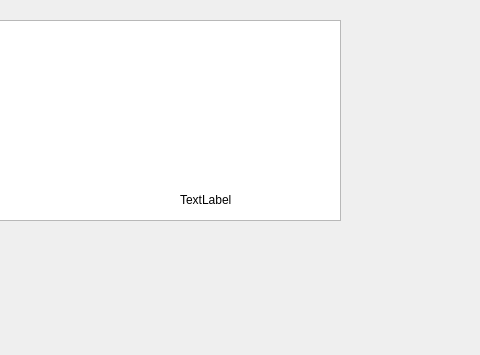
Before: the Qt Designer form Lab06/Ejercicios Propuestos/Ejercicio1/mainwindow.ui in JBenjamin01/to-25b, drawn with Qt 5; both pictures show x 190 to 670 and y 0 to 355 of the 800 by 600 pixel window.
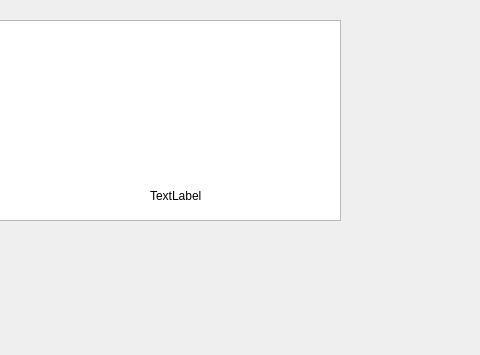
After: the same form once the commit is applied.

```diff
--- a/Lab06/Ejercicios Propuestos/Ejercicio1/mainwindow.ui
+++ b/Lab06/Ejercicios Propuestos/Ejercicio1/mainwindow.ui
@@ -27,10 +27,10 @@
    <widget class="QLabel" name="labelColor">
     <property name="geometry">
      <rect>
-      <x>370</x>
-      <y>190</y>
-      <width>151</width>
-      <height>20</height>
+      <x>340</x>
+      <y>180</y>
+      <width>181</width>
+      <height>31</height>
      </rect>
     </property>
     <property name="text">
```
